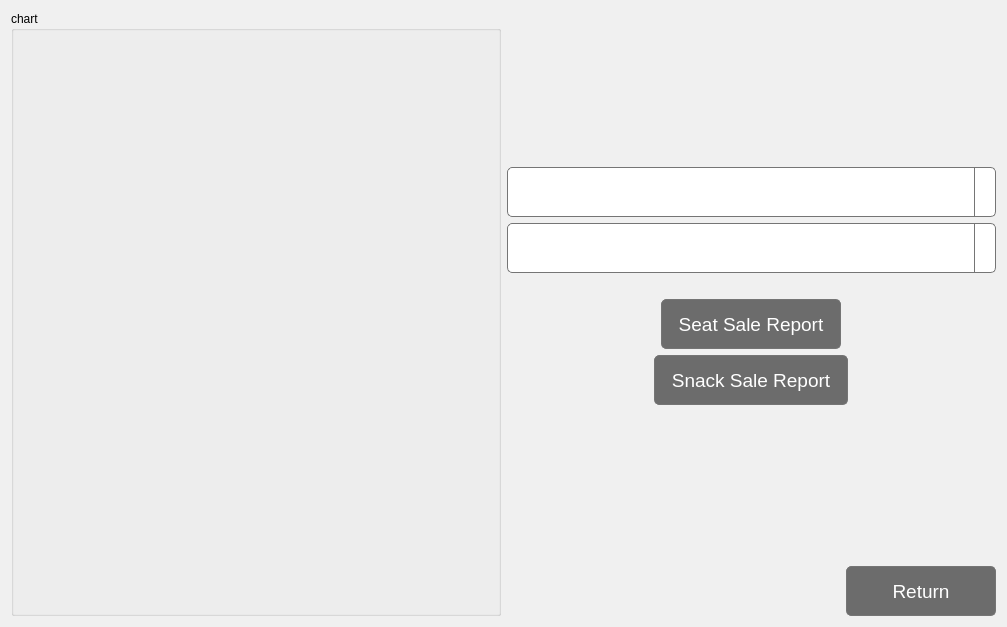
Qt form ReportPage.ui (JustKoshi/QTCinemaProject) before a commit.
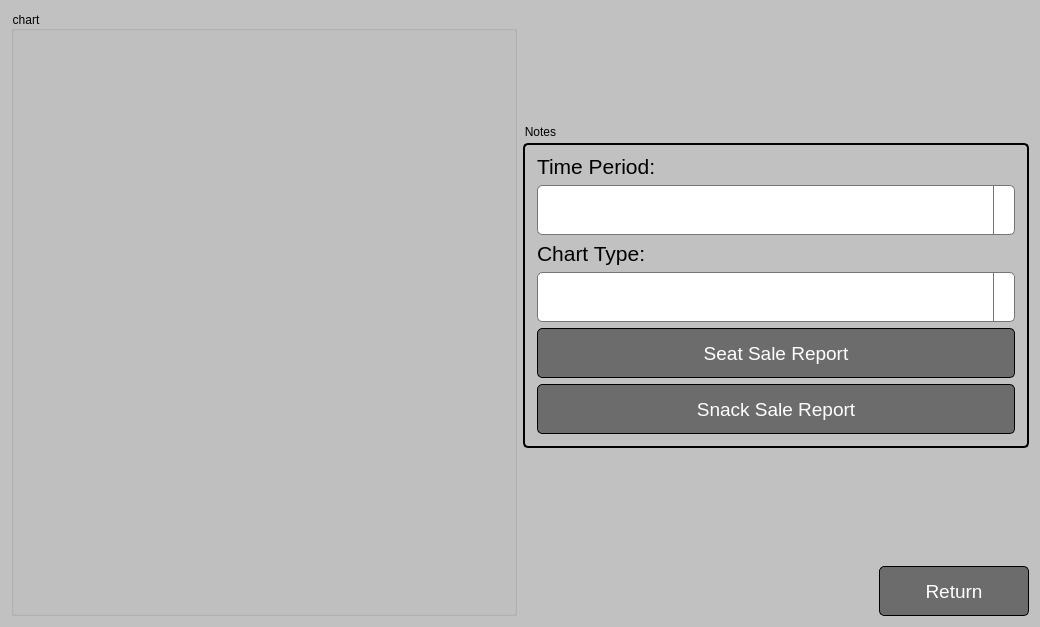
The same form after that commit. Icons and pictures are not drawn.

What changed in the file:
```diff
--- a/ReportPage.ui
+++ b/ReportPage.ui
@@ -6,7 +6,7 @@
    <rect>
     <x>0</x>
     <y>0</y>
-    <width>1007</width>
+    <width>1040</width>
     <height>627</height>
    </rect>
   </property>
@@ -19,6 +19,11 @@
 }</string>
   </property>
   <widget class="QWidget" name="centralWidget">
+   <property name="styleSheet">
+    <string notr="true">QWidget{
+	background-color: rgb(193, 193, 193)
+}</string>
+   </property>
    <layout class="QHBoxLayout" name="horizontalLayout">
     <item>
      <widget class="QGroupBox" name="groupBox_chart">
@@ -44,6 +49,36 @@
        </spacer>
       </item>
       <item>
+       <widget class="QGroupBox" name="groupBox">
+        <property name="styleSheet">
+         <string notr="true">QGroupBox {
+    border: 2px solid black;
+    border-radius: 5px;
+    margin-top: 20px;
+    padding: 10px;
+}</string>
+        </property>
+        <property name="title">
+         <string>Notes</string>
+        </property>
+        <layout class="QVBoxLayout" name="verticalLayout_2">
+         <item>
+          <widget class="QLabel" name="label">
+           <property name="font">
+            <font>
+             <family>Arial</family>
+             <pointsize>16</pointsize>
+            </font>
+           </property>
+           <property name="text">
+            <string>Time Period:</string>
+           </property>
+           <property name="wordWrap">
+            <bool>true</bool>
+           </property>
+          </widget>
+         </item>
+         <item>
        <widget class="QComboBox" name="comboBox">
         <property name="minimumSize">
          <size>
@@ -61,13 +96,28 @@
 
 QComboBox::drop-down {
     subcontrol-origin: padding;
-    subcontrol-position: top right;
+    subcontrol-position: right;
     width: 20px;
     border-left: 1px solid #757575; 
 }
 QComboBox::down-arrow {
-    image: url('down-arrow.png'); 
-}</string>
+    
+	image: url(:/LoginScreen/Resource files/icons/down.png);
+}
+</string>
+           </property>
+          </widget>
+         </item>
+         <item>
+          <widget class="QLabel" name="label_2">
+           <property name="font">
+            <font>
+             <family>Arial</family>
+             <pointsize>16</pointsize>
+            </font>
+           </property>
+           <property name="text">
+            <string>Chart Type:</string>
         </property>
        </widget>
       </item>
@@ -89,33 +139,18 @@
 
 QComboBox::drop-down {
     subcontrol-origin: padding;
-    subcontrol-position: top right;
+    subcontrol-position: right;
     width: 20px;
     border-left: 1px solid #757575; 
 }
 QComboBox::down-arrow {
-    image: url('down-arrow.png'); 
+    
+	image: url(:/LoginScreen/Resource files/icons/down.png);
 }</string>
         </property>
        </widget>
       </item>
       <item>
-       <spacer name="verticalSpacer_4">
-        <property name="orientation">
-         <enum>Qt::Vertical</enum>
-        </property>
-        <property name="sizeType">
-         <enum>QSizePolicy::Minimum</enum>
-        </property>
-        <property name="sizeHint" stdset="0">
-         <size>
-          <width>20</width>
-          <height>20</height>
-         </size>
-        </property>
-       </spacer>
-      </item>
-      <item alignment="Qt::AlignHCenter">
        <widget class="QPushButton" name="pushButton_seat_sales">
         <property name="minimumSize">
          <size>
@@ -133,10 +168,11 @@
     background-color: #6c6c6c;
     color: white;
     border: 1px solid #757575; 
+	
+	border-color: rgb(0, 0, 0);
     border-radius: 5px;
     padding: 8px 16px;
 }
-
 QPushButton:hover {
     background-color: #808080; 
 }
@@ -150,7 +186,7 @@
         </property>
        </widget>
       </item>
-      <item alignment="Qt::AlignHCenter">
+         <item>
        <widget class="QPushButton" name="pushButton_snack_sales">
         <property name="minimumSize">
          <size>
@@ -168,6 +204,8 @@
     background-color: #6c6c6c;
     color: white;
     border: 1px solid #757575; 
+	
+	border-color: rgb(0, 0, 0);
     border-radius: 5px;
     padding: 8px 16px;
 }
@@ -185,6 +223,9 @@
         </property>
        </widget>
       </item>
+        </layout>
+       </widget>
+      </item>
       <item>
        <spacer name="verticalSpacer">
         <property name="orientation">
@@ -219,6 +260,8 @@
     background-color: #6c6c6c;
     color: white;
     border: 1px solid #757575; 
+	
+	border-color: rgb(0, 0, 0);
     border-radius: 5px;
     padding: 8px 16px;
 }
```
Left out of the diff: 4 changed lines with no effect on the pictures. Lines whose indentation alone changed are shown as unchanged.
